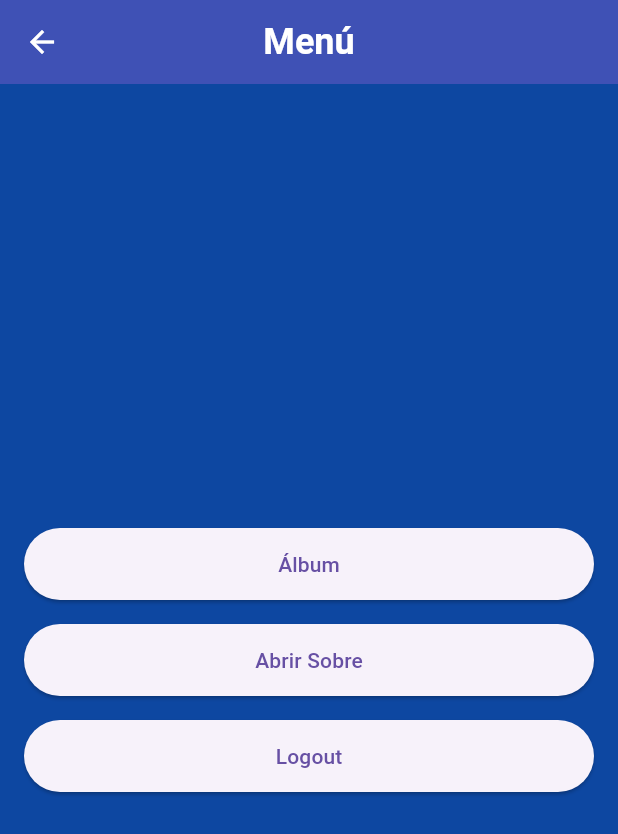
After one commit to jnvillalba/proyecto_final_flutter_utn, a Flutter app: the MenuPage screen opened directly, on a phone screen of 412 x 824 dp. The commit adds this screen. Shown: the top 834 px of the screen. Run offline on Flutter 3.47's test engine with Material 3 defaults, Android fonts, the phone set to English and light mode, and no system bars; our stand-ins replace cloud_firestore, firebase_auth, firebase_core, google_sign_in; accounts and stored records are empty.

Commit message:
MenuPage

```diff
--- /dev/null
+++ b/lib/pages/menu_page.dart
@@ -0,0 +1,43 @@
+import 'package:flutter/material.dart';
+
+class MenuPage extends StatelessWidget {
+  final List<Map<String, dynamic>> menuOptions = [
+    {'label': 'Álbum', 'onTap': () => print('Ir al Álbum')},
+    {'label': 'Abrir Sobre', 'onTap': () => print('Abrir Sobre')},
+    {'label': 'Logout', 'onTap': () => print('Logout')},
+  ];
+
+  MenuPage({super.key});
+
+  @override
+  Widget build(BuildContext context) {
+    return Scaffold(
+      appBar: AppBar(
+        title: const Text('Menú'),
+        centerTitle: true,
+      ),
+      body: SafeArea(
+        child: Center(
+          child: Padding(
+            padding: const EdgeInsets.symmetric(horizontal: 16.0),
+            child: Column(
+              mainAxisAlignment: MainAxisAlignment.center,
+              children: menuOptions
+                  .map((option) => Padding(
+                        padding: const EdgeInsets.symmetric(vertical: 8.0),
+                        child: ElevatedButton(
+                          onPressed: option['onTap'] as VoidCallback,
+                          style: ElevatedButton.styleFrom(
+                            minimumSize: const Size(double.infinity, 48),
+                          ),
+                          child: Text(option['label']),
+                        ),
+                      ))
+                  .toList(),
+            ),
+          ),
+        ),
+      ),
+    );
+  }
+}
```
Also changed, not shown: lib/models/album.dart (+10 -16 lines), lib/pages/login_page.dart (+6 -4 lines), lib/services/auth_service.dart (+29 -5 lines), lib/models/album.g.dart (added).
